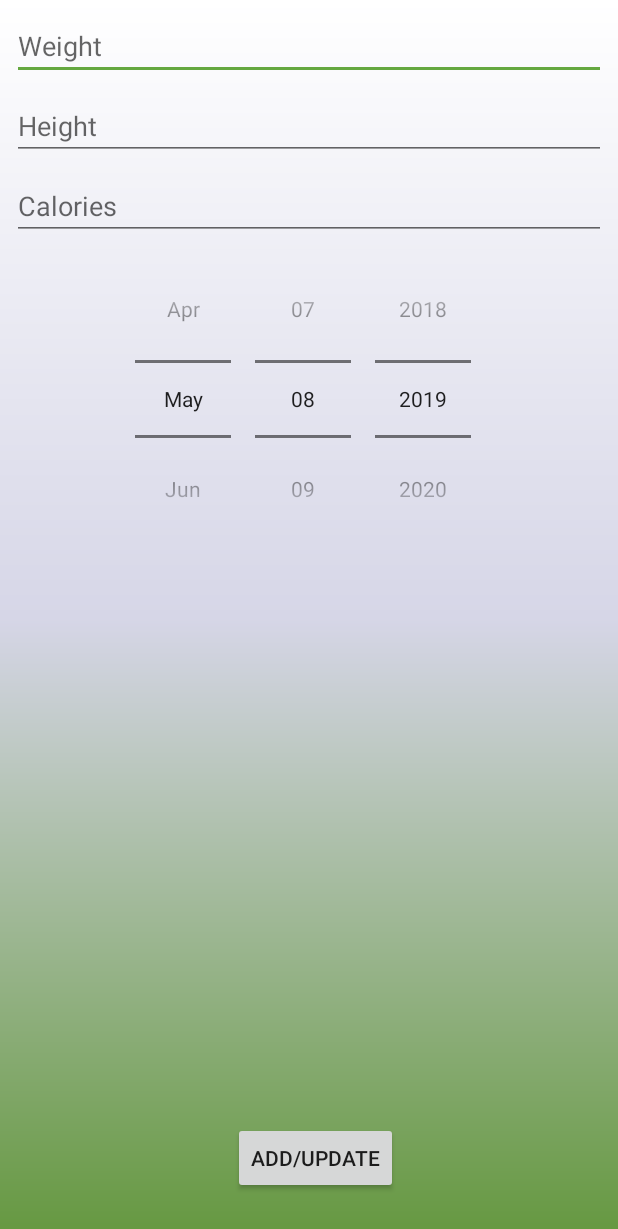
After one commit to ireneyang24/HappyHealthyMe, an Android app: the updateBiometricsActivity screen opened directly, with no data from a screen before it, on a phone screen of 412 x 824 dp. The commit adds this screen. Shown: the top 1229 px of the screen. Run offline under Robolectric (Android 15) with nearby library versions, the phone set to English and light mode, and no system bars.

Commit message:
Added biometrics screen

```diff
--- a/app/src/main/AndroidManifest.xml
+++ b/app/src/main/AndroidManifest.xml
@@ -17,6 +17,7 @@
             </intent-filter>
         </activity>
         <activity android:name=".addActivityActivity"/>
+        <activity android:name=".updateBiometricsActivity" />
     </application>
 
 </manifest>
--- a/app/src/main/java/com/example/happyhealthyme/HomeFragment.java
+++ b/app/src/main/java/com/example/happyhealthyme/HomeFragment.java
@@ -35,6 +35,16 @@ public class HomeFragment extends Fragment {
         addActivityButton = view.findViewById(R.id.add_activity_button);
         calendarView = view.findViewById(R.id.calendarView);
 
+        biometricsButton.setOnClickListener(new View.OnClickListener()
+        {
+            @Override
+            public void onClick(View view)
+            {
+                Intent intent = updateBiometricsActivity.newIntent(getActivity(), currentYear, currentMonth, currentDay);
+                startActivity(intent);
+            }
+        });
+
         addActivityButton.setOnClickListener(new View.OnClickListener() {
             @Override
             public void onClick(View v) {
--- /dev/null
+++ b/app/src/main/java/com/example/happyhealthyme/updateBiometricsActivity.java
@@ -0,0 +1,26 @@
+package com.example.happyhealthyme;
+
+import android.content.Context;
+import android.content.Intent;
+import android.os.Bundle;
+import android.support.v7.app.AppCompatActivity;
+
+public class updateBiometricsActivity extends AppCompatActivity {
+    private static final String EXTRA_YEAR = "com.happyhealthyme.year";
+    private static final String EXTRA_MONTH = "com.happyhealthyme.month";
+    private static final String EXTRA_DAY = "com.happyhealthyme.day";
+
+    public static Intent newIntent(Context packageContext, int year, int month, int day) {
+        Intent intent = new Intent(packageContext, updateBiometricsActivity.class);
+        intent.putExtra(EXTRA_YEAR, year);
+        intent.putExtra(EXTRA_MONTH, month);
+        intent.putExtra(EXTRA_DAY, day);
+        return intent;
+    }
+
+    @Override
+    protected void onCreate(Bundle savedInstanceState) {
+        super.onCreate(savedInstanceState);
+        setContentView(R.layout.activity_update_biometrics);
+    }
+}
--- a/app/src/main/res/layout/activity_main.xml
+++ b/app/src/main/res/layout/activity_main.xml
@@ -22,7 +22,7 @@
 
         <ImageButton
             android:id="@+id/biometrics_button"
-            android:layout_width="0dp"
+            android:layout_width="20dp"
             android:layout_height="wrap_content"
             android:layout_weight="1"
             android:src="@android:drawable/sym_def_app_icon"
--- /dev/null
+++ b/app/src/main/res/layout/activity_update_biometrics.xml
@@ -0,0 +1,74 @@
+<?xml version="1.0" encoding="utf-8"?>
+<android.support.constraint.ConstraintLayout
+    xmlns:android="http://schemas.android.com/apk/res/android"
+    xmlns:app="http://schemas.android.com/apk/res-auto"
+    xmlns:tools="http://schemas.android.com/tools"
+    android:layout_width="match_parent"
+    android:layout_height="match_parent"
+    android:background="@drawable/gradient_bg">
+
+    <EditText
+        android:id="@+id/weight_field"
+        android:layout_width="0dp"
+        android:layout_height="wrap_content"
+        android:layout_marginStart="8dp"
+        android:layout_marginTop="8dp"
+        android:layout_marginEnd="8dp"
+        android:layout_weight="1"
+        android:hint="Weight"
+        app:layout_constraintEnd_toEndOf="parent"
+        app:layout_constraintStart_toStartOf="parent"
+        app:layout_constraintTop_toTopOf="parent" />
+
+    <EditText
+        android:id="@+id/height_field"
+        android:layout_width="0dp"
+        android:layout_height="wrap_content"
+        android:layout_marginStart="8dp"
+        android:layout_marginTop="8dp"
+        android:layout_marginEnd="8dp"
+        android:layout_weight="1"
+        android:hint="Height"
+        app:layout_constraintEnd_toEndOf="parent"
+        app:layout_constraintStart_toStartOf="parent"
+        app:layout_constraintTop_toBottomOf="@+id/weight_field" />
+
+    <EditText
+        android:id="@+id/calorie_field"
+        android:layout_width="0dp"
+        android:layout_height="wrap_content"
+        android:layout_marginStart="8dp"
+        android:layout_marginTop="8dp"
+        android:layout_marginEnd="8dp"
+        android:layout_weight="1"
+        android:hint="Calories"
+        app:layout_constraintEnd_toEndOf="parent"
+        app:layout_constraintStart_toStartOf="parent"
+        app:layout_constraintTop_toBottomOf="@+id/height_field" />
+
+    <DatePicker
+        android:id="@+id/biometrics_date_picker"
+        android:layout_width="match_parent"
+        android:layout_height="wrap_content"
+        android:layout_marginStart="8dp"
+        android:layout_marginEnd="8dp"
+        android:datePickerMode="spinner"
+        android:calendarViewShown="false"
+        app:layout_constraintEnd_toEndOf="parent"
+        app:layout_constraintStart_toStartOf="parent"
+        app:layout_constraintTop_toBottomOf="@+id/calorie_field" />
+
+    <Button
+        android:id="@+id/record_biometrics_button"
+        android:layout_width="wrap_content"
+        android:layout_height="wrap_content"
+        android:layout_marginStart="8dp"
+        android:layout_marginLeft="8dp"
+        android:layout_marginBottom="28dp"
+        android:text="Add/update"
+        app:layout_constraintBottom_toBottomOf="parent"
+        app:layout_constraintEnd_toEndOf="@+id/biometrics_date_picker"
+        app:layout_constraintStart_toStartOf="@+id/biometrics_date_picker" />
+
+
+</android.support.constraint.ConstraintLayout>
```
